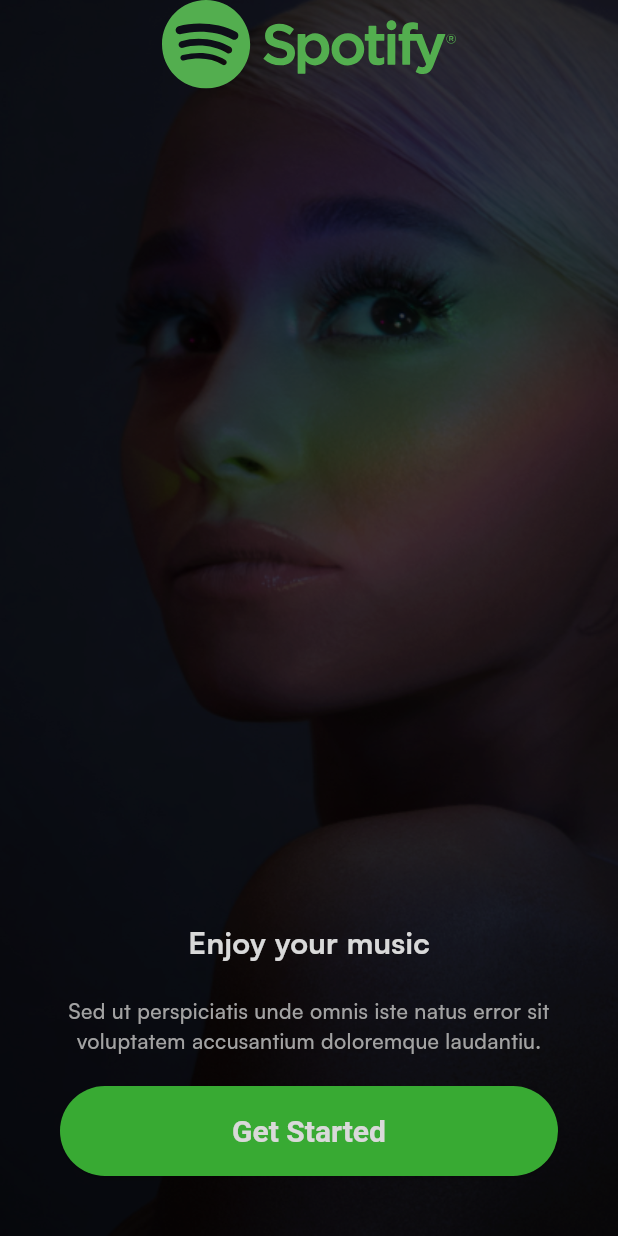
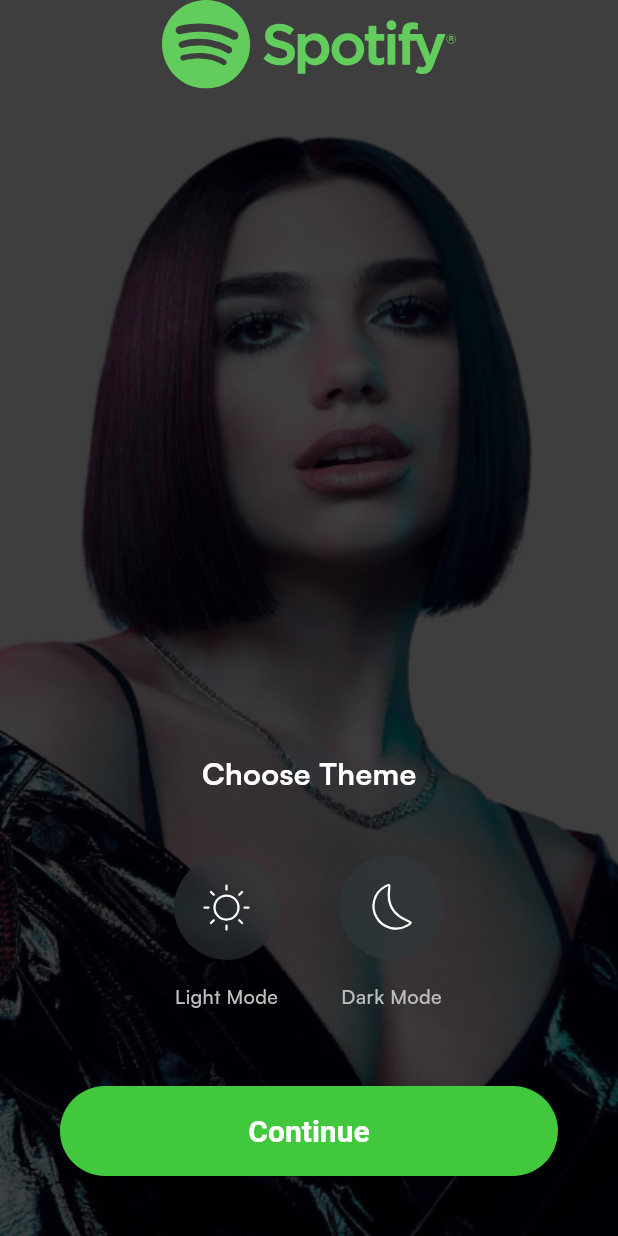
Before and after one commit to Amirmohammad-Bashiri/flutter-spotify-clone, a Flutter app: the screen it shows after launch, after a tap on "Get Started", on a phone screen of 412 x 824 dp. Run offline on Flutter 3.47's test engine with Material 3 defaults, Android fonts, the phone set to English and light mode, and no system bars; our stand-ins replace flutter_svg.

Commit message:
Implemented choose theme page styles

```diff
--- a/lib/core/configs/assets/app_images.dart
+++ b/lib/core/configs/assets/app_images.dart
@@ -2,4 +2,5 @@ class AppImages {
   static const String basePath = "assets/images/";
 
   static const String introBackground = "${basePath}intro_bg.png";
+  static const String chooseModeBackground = "${basePath}choose_mode_bg.png";
 }
--- a/lib/core/configs/assets/app_vectors.dart
+++ b/lib/core/configs/assets/app_vectors.dart
@@ -3,4 +3,6 @@ class AppVectors {
   static const String format = ".svg";
 
   static const logo = "${basePath}spotify_logo$format";
+  static const sun = "${basePath}sun$format";
+  static const moon = "${basePath}moon$format";
 }
--- /dev/null
+++ b/lib/presentation/choose_mode/pages/choose_mode.dart
@@ -0,0 +1,152 @@
+import 'dart:ui';
+
+import 'package:flutter/material.dart';
+import 'package:flutter/widgets.dart';
+import 'package:flutter_svg/flutter_svg.dart';
+import 'package:spotify_clone/common/widgets/button/basic_app_button.dart';
+import 'package:spotify_clone/core/configs/assets/app_images.dart';
+import 'package:spotify_clone/core/configs/assets/app_vectors.dart';
+import 'package:spotify_clone/core/configs/theme/app_colors.dart';
+
+class ChooseModePage extends StatelessWidget {
+  const ChooseModePage({super.key});
+
+  @override
+  Widget build(BuildContext context) {
+    return Scaffold(
+      body: Stack(
+        children: [
+          Container(
+            decoration: const BoxDecoration(
+              image: DecorationImage(
+                fit: BoxFit.fill,
+                image: AssetImage(
+                  AppImages.chooseModeBackground,
+                ),
+              ),
+            ),
+          ),
+          Container(
+            color: Colors.black.withOpacity(0.15),
+          ),
+          Padding(
+            padding: const EdgeInsets.only(
+              bottom: 40,
+              left: 40,
+              right: 40,
+              top: 0,
+            ),
+            child: SafeArea(
+              child: Column(
+                children: [
+                  Align(
+                    alignment: Alignment.topCenter,
+                    child: SvgPicture.asset(
+                      AppVectors.logo,
+                    ),
+                  ),
+                  const Spacer(),
+                  const Text(
+                    "Choose Theme",
+                    style: TextStyle(
+                      fontWeight: FontWeight.bold,
+                      color: Colors.white,
+                      fontSize: 20,
+                    ),
+                  ),
+                  const SizedBox(height: 40),
+                  Row(
+                    mainAxisAlignment: MainAxisAlignment.center,
+                    children: [
+                      Column(
+                        children: [
+                          ClipOval(
+                            child: BackdropFilter(
+                              filter: ImageFilter.blur(sigmaX: 10, sigmaY: 10),
+                              child: Container(
+                                height: 70,
+                                width: 70,
+                                decoration: BoxDecoration(
+                                  color:
+                                      const Color(0xff30393c).withOpacity(0.5),
+                                  shape: BoxShape.circle,
+                                ),
+                                child: SvgPicture.asset(
+                                  AppVectors.sun,
+                                  fit: BoxFit.none,
+                                ),
+                              ),
+                            ),
+                          ),
+                          const SizedBox(height: 15),
+                          const Text(
+                            "Light Mode",
+                            style: TextStyle(
+                              fontWeight: FontWeight.w500,
+                              fontSize: 13,
+                              color: AppColors.grey,
+                            ),
+                          ),
+                        ],
+                      ),
+                      const SizedBox(
+                        width: 40,
+                      ),
+                      Column(
+                        children: [
+                          ClipOval(
+                            child: BackdropFilter(
+                              filter: ImageFilter.blur(sigmaX: 10, sigmaY: 10),
+                              child: Container(
+                                height: 70,
+                                width: 70,
+                                decoration: BoxDecoration(
+                                  color:
+                                      const Color(0xff30393c).withOpacity(0.5),
+                                  shape: BoxShape.circle,
+                                ),
+                                child: SvgPicture.asset(
+                                  AppVectors.moon,
+                                  fit: BoxFit.none,
+                                ),
+                              ),
+                            ),
+                          ),
+                          const SizedBox(height: 15),
+                          const Text(
+                            "Dark Mode",
+                            style: TextStyle(
+                              fontWeight: FontWeight.w500,
+                              fontSize: 13,
+                              color: AppColors.grey,
+                            ),
+                          ),
+                        ],
+                      ),
+                    ],
+                  ),
+                  const SizedBox(
+                    height: 50,
+                  ),
+                  BasicAppButton(
+                    onPressed: () {
+                      Navigator.push(
+                        context,
+                        MaterialPageRoute(
+                          builder: (BuildContext context) =>
+                              const ChooseModePage(),
+                        ),
+                      );
+                    },
+                    title: "Continue",
+                    height: 60,
+                  ),
+                ],
+              ),
+            ),
+          ),
+        ],
+      ),
+    );
+  }
+}
--- a/lib/presentation/intro/pages/get_started.dart
+++ b/lib/presentation/intro/pages/get_started.dart
@@ -5,6 +5,7 @@ import 'package:spotify_clone/common/widgets/button/basic_app_button.dart';
 import 'package:spotify_clone/core/configs/assets/app_images.dart';
 import 'package:spotify_clone/core/configs/assets/app_vectors.dart';
 import 'package:spotify_clone/core/configs/theme/app_colors.dart';
+import 'package:spotify_clone/presentation/choose_mode/pages/choose_mode.dart';
 
 class GetStartedPage extends StatelessWidget {
   const GetStartedPage({super.key});
@@ -15,7 +16,6 @@ class GetStartedPage extends StatelessWidget {
       body: Stack(
         children: [
           Container(
-            padding: const EdgeInsets.only(bottom: 40, left: 40, right: 40),
             decoration: const BoxDecoration(
               image: DecorationImage(
                 fit: BoxFit.fill,
@@ -23,6 +23,17 @@ class GetStartedPage extends StatelessWidget {
                   AppImages.introBackground,
                 ),
               ),
+            ),
+          ),
+          Container(
+            color: Colors.black.withOpacity(0.15),
+          ),
+          Padding(
+            padding: const EdgeInsets.only(
+              bottom: 40,
+              left: 40,
+              right: 40,
+              top: 0,
             ),
             child: SafeArea(
               child: Column(
@@ -56,7 +67,15 @@ class GetStartedPage extends StatelessWidget {
                     height: 20,
                   ),
                   BasicAppButton(
-                    onPressed: () {},
+                    onPressed: () {
+                      Navigator.push(
+                        context,
+                        MaterialPageRoute(
+                          builder: (BuildContext context) =>
+                              const ChooseModePage(),
+                        ),
+                      );
+                    },
                     title: "Get Started",
                     height: 60,
                   ),
@@ -64,9 +83,6 @@ class GetStartedPage extends StatelessWidget {
               ),
             ),
           ),
-          Container(
-            color: Colors.black.withOpacity(0.15),
-          ),
         ],
       ),
     );
```
Also changed, not shown: assets/images/choose_mode_bg.png (added), assets/vectors/moon.svg (added), assets/vectors/sun.svg (added).
